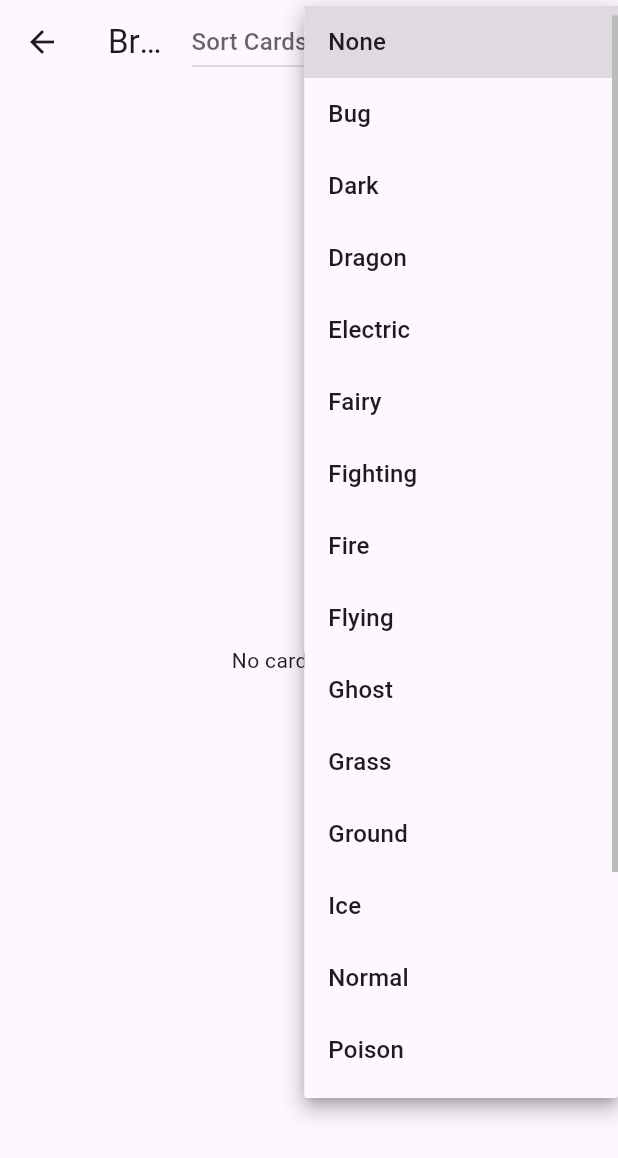
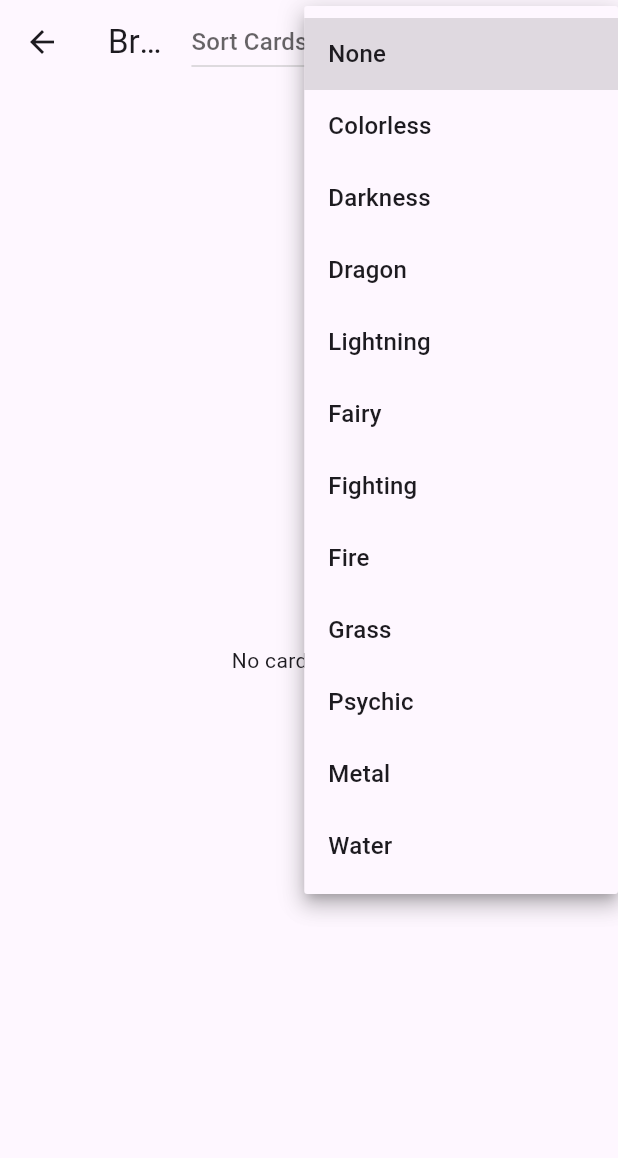
Before and after one commit to Saraphoo/TCGColletor, a Flutter app: the BrowseCatalogPage screen opened by its route, after a tap on "Filter Cards By Type", on a phone screen of 412 x 824 dp. Shown: the top 1158 px of the screen. Run offline on Flutter 3.47's test engine with Material 3 defaults, Android fonts, the phone set to English and light mode, and no system bars; our stand-ins replace file_picker, flutter_dotenv, sqflite, sqflite_common_ffi; accounts and stored records are empty; network calls fail.

Commit message:
update types on dropdown

```diff
--- a/card_collector/lib/browse_catalog.dart
+++ b/card_collector/lib/browse_catalog.dart
@@ -131,20 +131,20 @@ class _BrowseCatalogPageState extends State<BrowseCatalogPage> {
                 child: Text('None'),
               ),
               DropdownMenuItem(
-                value: 'Bug',
-                child: Text('Bug'),
+                value: 'COlorless',
+                child: Text('Colorless'),
               ),
               DropdownMenuItem(
-                value: 'Dark',
-                child: Text('Dark'),
+                value: 'Darkness',
+                child: Text('Darkness'),
               ),
               DropdownMenuItem(
                 value: 'Dragon',
                 child: Text('Dragon'),
               ),
               DropdownMenuItem(
-                value: 'Electric',
-                child: Text('Electric'),
+                value: 'Lightning',
+                child: Text('Lightning'),
               ),
               DropdownMenuItem(
                 value: 'Fairy',
@@ -159,44 +159,16 @@ class _BrowseCatalogPageState extends State<BrowseCatalogPage> {
                 child: Text('Fire'),
               ),
               DropdownMenuItem(
-                value: 'Flying',
-                child: Text('Flying'),
-              ),
-              DropdownMenuItem(
-                value: 'Ghost',
-                child: Text('Ghost'),
-              ),
-              DropdownMenuItem(
                 value: 'Grass',
                 child: Text('Grass'),
-              ),
-              DropdownMenuItem(
-                value: 'Ground',
-                child: Text('Ground'),
-              ),
-              DropdownMenuItem(
-                value: 'Ice',
-                child: Text('Ice'),
-              ),
-              DropdownMenuItem(
-                value: 'Normal',
-                child: Text('Normal'),
-              ),
-              DropdownMenuItem(
-                value: 'Poison',
-                child: Text('Poison'),
               ),
               DropdownMenuItem(
                 value: 'Psychic',
                 child: Text('Psychic'),
               ),
               DropdownMenuItem(
-                value: 'Rock',
-                child: Text('Rock'),
-              ),
-              DropdownMenuItem(
-                value: 'Steel',
-                child: Text('Steel'),
+                value: 'Metal',
+                child: Text('Metal'),
               ),
               DropdownMenuItem(
                 value: 'Water',
```
